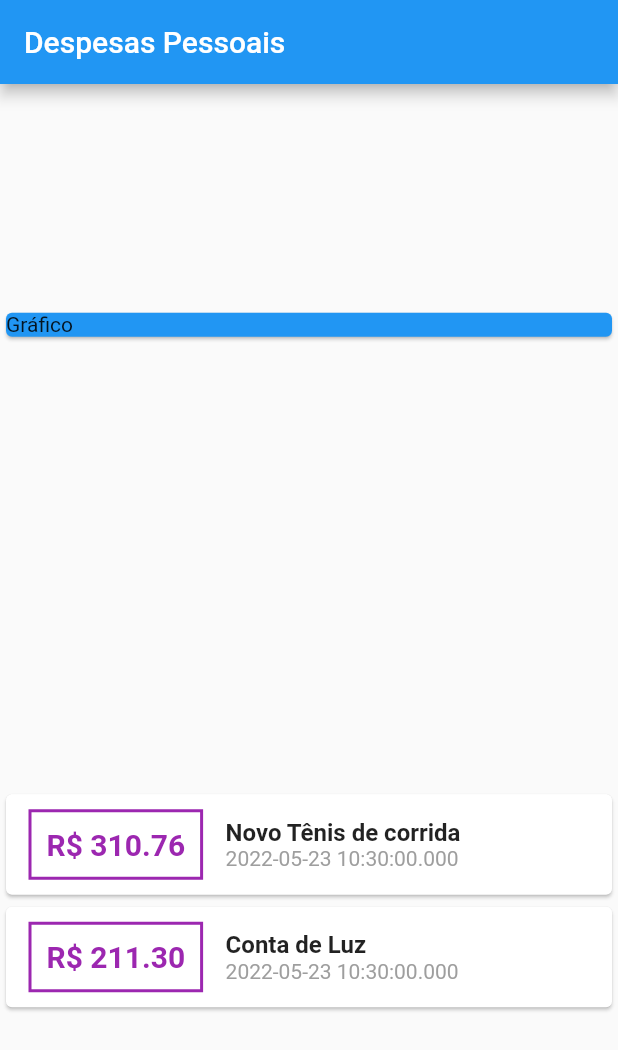
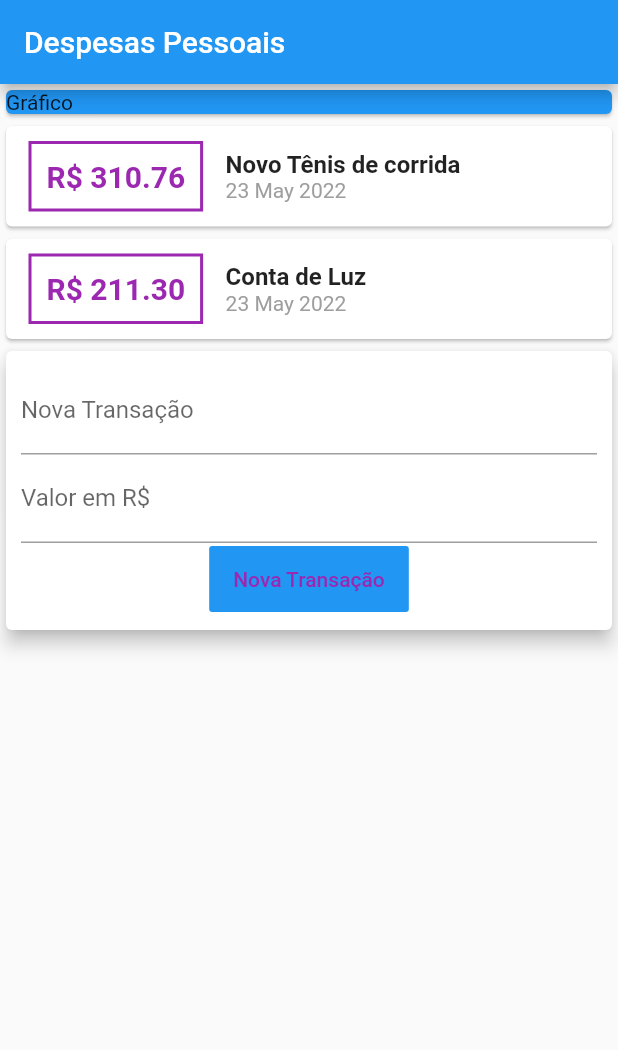
Before and after one commit to Italo-Nogueira/PersonalExpenses-Flutter, a Flutter app: the screen it shows after launch, on a phone screen of 412 x 824 dp. Shown: the top 1050 px of the screen. Run offline on Flutter 3.47's test engine with Material 2 defaults, Android fonts, the phone set to English and light mode, and no system bars.

Commit message:
feat(Main): add a button style

```diff
--- a/lib/main.dart
+++ b/lib/main.dart
@@ -1,5 +1,5 @@
 import 'package:flutter/material.dart';
-
+import 'package:intl/intl.dart';
 import 'models/transaction.dart';
 
 main() => runApp(const ExpensesApp());
@@ -36,12 +36,21 @@ class MyHomePage extends StatelessWidget {
   @override
   Widget build(BuildContext context) {
 
+      final ButtonStyle flatButtonStyle = TextButton.styleFrom(
+      primary: Colors.purple,
+      minimumSize: const Size(88, 44),
+      padding: const EdgeInsets.symmetric(horizontal: 16.0),
+      shape: const RoundedRectangleBorder(
+        borderRadius: BorderRadius.all(Radius.circular(2.0)),
+      ),
+      backgroundColor: Colors.blue,
+    );
+
   return Scaffold(
     appBar: AppBar(
       title: const Text('Despesas Pessoais'),
     ),
     body: Column(
-      mainAxisAlignment: MainAxisAlignment.spaceAround,
       crossAxisAlignment: CrossAxisAlignment.stretch,
       children:  <Widget> [
         const SizedBox(
@@ -88,7 +97,7 @@ class MyHomePage extends StatelessWidget {
                           ),
                         ),
                         Text(
-                          tx.date.toString(),
+                          DateFormat('d MMM y').format(tx.date),
                           style: const TextStyle(
                             color: Colors.grey,
                           ),
@@ -100,6 +109,33 @@ class MyHomePage extends StatelessWidget {
               );
             }).toList(),
           ),
+            Card(
+              elevation: 5,
+              child: Padding(
+                padding: const EdgeInsets.all(10),
+                child: Column(
+                  children:  <Widget> [
+                    const TextField(
+                      decoration: InputDecoration(
+                        labelText: 'Nova Transação'
+                      ),
+                    ),
+                    const TextField(
+                      decoration: InputDecoration(
+                        labelText: 'Valor em R\$'
+                      ),
+                    ),
+                    TextButton(
+                      style: flatButtonStyle,
+                      onPressed: () {
+                        print('Button pressed');
+                      },
+                      child: const Text('Nova Transação'),
+                    ),
+                  ],
+                ),
+              ),
+            ),
         ],
       )
     );
--- a/pubspec.yaml
+++ b/pubspec.yaml
@@ -3,7 +3,7 @@ description: A new Flutter project.
 
 # The following line prevents the package from being accidentally published to
 # pub.dev using `flutter pub publish`. This is preferred for private packages.
-publish_to: 'none' # Remove this line if you wish to publish to pub.dev
+publish_to: "none" # Remove this line if you wish to publish to pub.dev
 
 # The following defines the version and build number for your application.
 # A version number is three numbers separated by dots, like 1.2.43
@@ -29,7 +29,7 @@ environment:
 dependencies:
   flutter:
     sdk: flutter
-
+  intl: ^0.17.0
 
   # The following adds the Cupertino Icons font to your application.
   # Use with the CupertinoIcons class for iOS style icons.
@@ -51,7 +51,6 @@ dev_dependencies:
 
 # The following section is specific to Flutter packages.
 flutter:
-
   # The following line ensures that the Material Icons font is
   # included with your application, so that you can use the icons in
   # the material Icons class.
```
Also changed, not shown: pubspec.lock.
